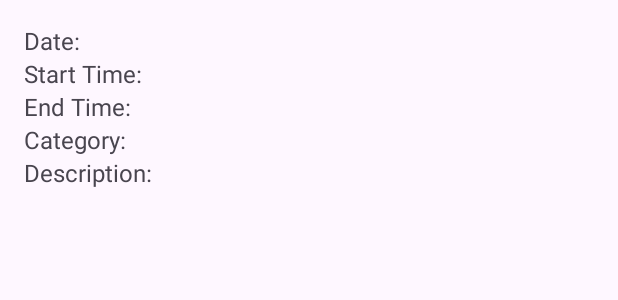
After one commit to ST10089515/TymeMA_groupB, an Android app built with Jetpack Compose: the layout activity_display_timesheet.xml on its own in the app's theme, with its tools: preview values and no code run, on a phone screen of 412 x 824 dp. The commit adds this screen. Shown: the top 300 px of the screen. Run offline under Robolectric (Android 15) with nearby library versions, the phone set to English and light mode, and no system bars.

```diff
--- a/app/build.gradle.kts
+++ b/app/build.gradle.kts
@@ -66,11 +66,13 @@ dependencies {
     implementation("androidx.compose.ui:ui-graphics")
     implementation("androidx.compose.ui:ui-tooling-preview")
     implementation("androidx.compose.material3:material3")
+    implementation(platform("androidx.compose:compose-bom:2023.08.00"))
     testImplementation("junit:junit:4.13.2")
     androidTestImplementation("androidx.test.ext:junit:1.1.5")
     androidTestImplementation("androidx.test.espresso:espresso-core:3.5.1")
     androidTestImplementation(platform("androidx.compose:compose-bom:2023.08.00"))
     androidTestImplementation("androidx.compose.ui:ui-test-junit4")
+    androidTestImplementation(platform("androidx.compose:compose-bom:2023.08.00"))
     debugImplementation("androidx.compose.ui:ui-tooling")
     debugImplementation("androidx.compose.ui:ui-test-manifest")
 }
--- a/app/src/main/java/com/example/tymema_v1/act_login.java
+++ /dev/null
@@ -1,6 +0,0 @@
-package com.example.tymema_v1;
-
-import android.app.Activity;
-
-public class act_login extends Activity {
-}
--- a/app/src/main/res/layout/activity_create_category.xml
+++ b/app/src/main/res/layout/activity_create_category.xml
@@ -27,6 +27,7 @@
             android:layout_height="?actionBarSize">
 
             <ImageView
+                android:id="@+id/backButton"
                 android:layout_width="wrap_content"
                 android:layout_height="wrap_content"
                 app:srcCompat="@drawable/general_back_icon"
--- /dev/null
+++ b/app/src/main/res/layout/activity_display_timesheet.xml
@@ -0,0 +1,49 @@
+<?xml version="1.0" encoding="utf-8"?>
+<ScrollView xmlns:android="http://schemas.android.com/apk/res/android"
+    android:layout_width="match_parent"
+    android:layout_height="match_parent">
+
+    <LinearLayout
+        android:layout_width="match_parent"
+        android:layout_height="wrap_content"
+        android:orientation="vertical"
+        android:padding="16dp">
+
+        <TextView
+            android:id="@+id/textViewDate"
+            android:layout_width="wrap_content"
+            android:layout_height="wrap_content"
+            android:text="@string/date_label"
+            android:textSize="16sp"/>
+
+        <TextView
+            android:id="@+id/textViewStartTime"
+            android:layout_width="wrap_content"
+            android:layout_height="wrap_content"
+            android:text="@string/start_time_label"
+            android:textSize="16sp"/>
+
+        <TextView
+            android:id="@+id/textViewEndTime"
+            android:layout_width="wrap_content"
+            android:layout_height="wrap_content"
+            android:text="@string/end_time_label"
+            android:textSize="16sp"/>
+
+        <TextView
+            android:id="@+id/textViewCategory"
+            android:layout_width="wrap_content"
+            android:layout_height="wrap_content"
+            android:text="@string/category_label"
+            android:textSize="16sp"/>
+
+        <TextView
+            android:id="@+id/textViewDescription"
+            android:layout_width="wrap_content"
+            android:layout_height="wrap_content"
+            android:text="@string/description_label"
+            android:textSize="16sp"/>
+
+    </LinearLayout>
+
+</ScrollView>
--- a/app/src/main/res/layout/activity_timesheet.xml
+++ b/app/src/main/res/layout/activity_timesheet.xml
@@ -80,7 +80,7 @@
                 android:layout_width="match_parent"
                 android:layout_height="wrap_content"
                 android:layout_below="@id/editTextDescription"
-                android:layout_marginTop="16dp"
+                android:layout_marginTop="14dp"
                 android:minHeight="48dp" />
 
             <Button
--- a/app/src/main/res/values/strings.xml
+++ b/app/src/main/res/values/strings.xml
@@ -1,5 +1,5 @@
 <resources>
-    <string name="app_name">TymeMA_V1</string>
+    <string name="app_name">TymeMA_V</string>
     <string name="title_activity_act_login">act_login</string>
     <string name="start_time_hh_mm">Start Time (HH:MM)</string>
     <string name="date_yyyy_mm_dd">Date (YYYY-MM-DD)</string>
@@ -17,4 +17,17 @@
     <string name="todo6">TODO</string>
     <string name="save1">Save</string>
     <string name="todo7">TODO</string>
+    <string name="title_activity_display_timesheet">DisplayTimesheet</string>
+    <string name="description_">Description:</string>
+    <string name="date_text">Date: %s</string>
+    <string name="start_time_text">Start Time: %s</string>
+    <string name="end_time_text">End Time: %s</string>
+    <string name="category_text">Category: %s</string>
+    <string name="description_text">Description: %s</string>
+    <string name="date_label">Date: </string>
+    <string name="start_time_label">Start Time: </string>
+    <string name="end_time_label">End Time: </string>
+    <string name="category_label">Category: </string>
+    <string name="description_label">Description: </string>
+    <string name="open_display_timesheet_button_text">Display Timesheet</string>
 </resources>
```
Also changed, not shown: app/src/main/java/com/example/tymema_v1/CreateCategory.kt (+23 -1 lines), app/src/main/java/com/example/tymema_v1/DisplayTimesheet.kt (added, +34 -0 lines), app/src/main/java/com/example/tymema_v1/Main_menu.kt (+6 -1 lines), app/src/main/java/com/example/tymema_v1/Timesheet.kt (+11 -4 lines), app/src/main/res/layout/activity_main_menu.xml (+9 -2 lines).
